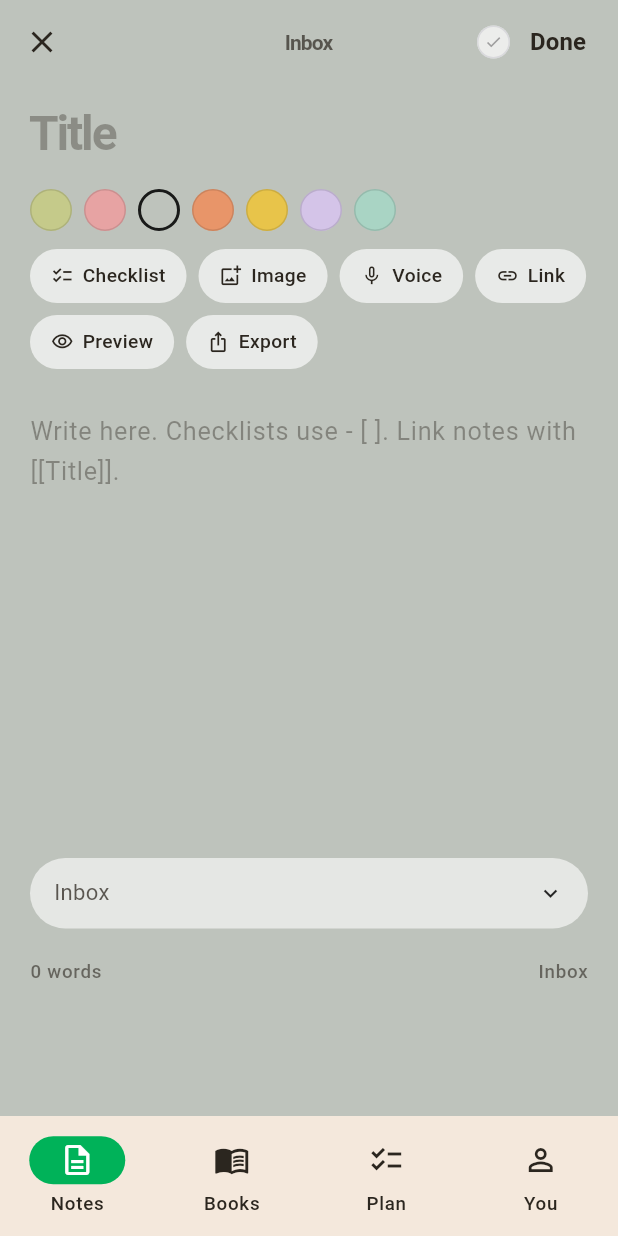
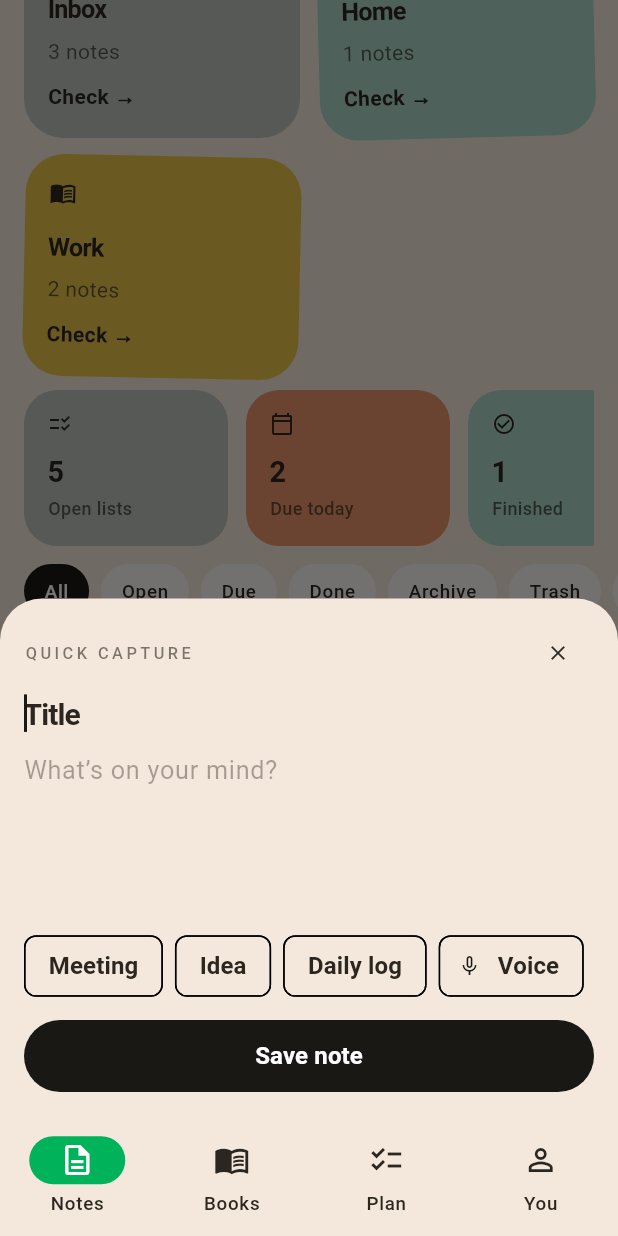
Before and after one commit to Utkarsh450/Nextapp2, a Flutter app: the screen it shows after launch, scrolled down 576 dp, after a tap on the "add" icon, on a phone screen of 412 x 824 dp. Run offline on Flutter 3.47's test engine with Material 3 defaults, Android fonts, the phone set to English and light mode, and no system bars; our stand-ins replace drift, drift_flutter, file_picker, flutter_image_compress, flutter_riverpod, go_router and 3 more; accounts and stored records are empty; generated files the repository leaves out were written again; Roboto replaces fonts that are missing (Satoshi).

Commit message:
Add Quick capture sheet
Ports feature-audit #9, features/notes/CreateSheet.tsx — a modal bottom
sheet with a title/body draft, voice dictation into the body, the three
built-in template chips (Meeting/Idea/Daily log), and a Save note button;
saving (blank or templated) opens the new note straight into the editor,
matching the source's own onCreate -> editNote flow.

- note_templates.dart (new): port of lib/notes/templates.ts —
  NOTE_TEMPLATES, applyTemplate (the `daily` key folds in today's date),
  dailyNoteTitle, findDailyNote. templateFromSaved has no equivalent —
  SavedTemplate (a user's own custom templates) isn't modeled, same as
  noted in note_editor_screen.dart's "Save as template" call-out.
- notes_controller.dart: added createFromTemplate and openDailyNote
  (openDailyNote reuses today's log if one already exists rather than
  creating a duplicate, matching the source).
- create_sheet.dart (new): the sheet itself, reusing the same
  speech_to_text pattern as the note editor's voice dictation. Picking a
  template chip deliberately discards whatever was already typed in the
  title/body fields — that's the source's own behavior (NotesApp.tsx's
  onCreate ignores them once a template key is set), not a bug.
- notes_list_screen.dart: the FAB now opens this sheet instead of
  creating a blank note directly (the empty state's "Write your first
  note" action is unchanged, still a direct create). Also wired the
  previously dead "Today's log" filter-chip to openDailyNote — it had
  nowhere to call until this commit.

Scope note: the source only opens this sheet from a *long press* on its
custom dock's "+" button; a *short* tap opens a separate seven-item "Add…"
radial menu (Note/Checklist/Daily log/Idea/Meeting/Reminder/Quick
capture). That menu is dock/shell work — `app_shell.dart` already tracks
the custom dock as its own follow-up — and isn't built. Until it is, the
FAB opens Quick capture directly, as the closest single entry point to
"capture something fast" without a menu to choose from first; this is
called out in create_sheet.dart's own doc comment, not silent.

Verified: flutter analyze clean, 84 tests passing (12 new), and a real
flutter build apk --debug succeeded.

Co-Authored-By: Claude Sonnet 5 <noreply@anthropic.com>
Claude-Session: https://claude.ai/code/session_011nHGkQFQ4uahyHNDko8hT1

```diff
--- /dev/null
+++ b/flutter/lib/features/notes/domain/note_templates.dart
@@ -0,0 +1,80 @@
+/// Direct port of `lib/notes/templates.ts` — the three built-in starter
+/// templates offered from Quick capture (feature-audit #9). `SavedTemplate`
+/// (a user's own custom templates) isn't modeled — see
+/// `note_editor_screen.dart`'s doc comment on "Save as template" — so
+/// `templateFromSaved` has no equivalent here.
+library;
+
+import 'package:notes_app/features/notes/domain/note.dart';
+import 'package:notes_app/features/notes/domain/note_dates.dart';
+
+enum TemplateKey { meeting, idea, daily }
+
+class const NoteTemplate({
+  required final String name,
+  required final String title,
+  required final String tag,
+  required final String notebook,
+  required final String notebookId,
+  required final String body,
+  required final String preview,
+});
+
+const Map<TemplateKey, NoteTemplate> noteTemplates = {
+  TemplateKey.meeting: NoteTemplate(
+    name: 'Meeting',
+    title: 'Meeting notes',
+    tag: 'Work',
+    notebook: 'Work',
+    notebookId: 'work',
+    preview: 'Agenda and follow-ups',
+    body:
+        '## Attendees\n\n- \n\n## Agenda\n\n- [ ] \n\n## Notes\n\n\n'
+        '## Action items\n\n- [ ] ',
+  ),
+  TemplateKey.idea: NoteTemplate(
+    name: 'Idea',
+    title: 'New idea',
+    tag: 'Ideas',
+    notebook: 'Ideas',
+    notebookId: 'ideas',
+    preview: 'A spark to expand',
+    body: '## The idea\n\n\n## Why it matters\n\n\n## Next step\n\n- [ ] ',
+  ),
+  TemplateKey.daily: NoteTemplate(
+    name: 'Daily log',
+    title: 'Daily log',
+    tag: 'Daily',
+    notebook: 'Journal',
+    notebookId: 'journal',
+    preview: 'Wins and tasks',
+    body: '## Wins\n\n- \n\n## Tasks\n\n- [ ] \n\n## Notes\n\n',
+  ),
+};
+
+/// Matches `applyTemplate` — the `daily` key gets today's date folded into
+/// its title, the others use their template's title as-is.
+NoteTemplate applyTemplate(TemplateKey key, [DateTime? now]) {
+  final template = noteTemplates[key]!;
+  if (key != TemplateKey.daily) return template;
+  return NoteTemplate(
+    name: template.name,
+    title: dailyNoteTitle(now),
+    tag: template.tag,
+    notebook: template.notebook,
+    notebookId: template.notebookId,
+    body: template.body,
+    preview: template.preview,
+  );
+}
+
+String dailyNoteTitle([DateTime? now]) => 'Daily log · ${todayIso(now)}';
+
+/// Matches `findDailyNote` — today's daily log, if one already exists.
+Note? findDailyNote(List<Note> notes, [DateTime? now]) {
+  final title = dailyNoteTitle(now);
+  for (final note in notes) {
+    if (note.trashedAt == null && note.title == title) return note;
+  }
+  return null;
+}
--- a/flutter/lib/features/notes/domain/notes_controller.dart
+++ b/flutter/lib/features/notes/domain/notes_controller.dart
@@ -8,6 +8,7 @@ import 'package:notes_app/features/notes/domain/note_dashboard.dart' as dash;
 import 'package:notes_app/features/notes/domain/note_filters.dart';
 import 'package:notes_app/features/notes/domain/note_markdown.dart';
 import 'package:notes_app/features/notes/domain/note_reminders.dart';
+import 'package:notes_app/features/notes/domain/note_templates.dart';
 import 'package:notes_app/features/notes/domain/sample_notes.dart';
 import 'package:riverpod_annotation/riverpod_annotation.dart';
 
@@ -202,6 +203,26 @@ class NotesController extends _$NotesController {
     return palette[Random().nextInt(palette.length)];
   }
 
+  /// `createFromTemplate` — starts a new note from one of the three
+  /// built-in templates (Quick capture, feature-audit #9).
+  Note createFromTemplate(TemplateKey key) {
+    final template = applyTemplate(key);
+    return createBlank(
+      title: template.title,
+      tag: template.tag,
+      body: template.body,
+      notebookId: template.notebookId,
+      notebook: template.notebook,
+    );
+  }
+
+  /// `openDailyNote` — reuses today's daily log if one already exists,
+  /// otherwise starts a fresh one from the `daily` template.
+  Note openDailyNote() {
+    final existing = findDailyNote(state);
+    return existing ?? createFromTemplate(TemplateKey.daily);
+  }
+
   /// `reorder` — drag-to-reorder is a decided real feature per
   /// `docs/feature-audit.md`, but its own gesture/UI is deferred to a
   /// follow-up pass (see this build's completion notes); the underlying
--- /dev/null
+++ b/flutter/lib/features/notes/presentation/create_sheet.dart
@@ -0,0 +1,216 @@
+import 'dart:async';
+
+import 'package:flutter/material.dart';
+import 'package:flutter_riverpod/flutter_riverpod.dart';
+import 'package:go_router/go_router.dart';
+import 'package:notes_app/core/theme/tokens/app_radii.dart';
+import 'package:notes_app/core/theme/tokens/app_spacing.dart';
+import 'package:notes_app/features/notes/domain/note_markdown.dart';
+import 'package:notes_app/features/notes/domain/note_templates.dart';
+import 'package:notes_app/features/notes/domain/notes_controller.dart';
+import 'package:speech_to_text/speech_to_text.dart';
+
+/// Shows the Quick capture sheet (`features/notes/CreateSheet.tsx`,
+/// feature-audit #9) as a modal bottom sheet, then opens the editor for
+/// whatever note it creates — matching the source's own
+/// `onCreate` → `editNote(note.id)` flow.
+///
+/// **Reached from:** the Notes tab's FAB. In the source, a *short* tap on
+/// the dock's "+" opens a separate seven-item "Add…" radial menu (Note/
+/// Checklist/Daily log/Idea/Meeting/Reminder/Quick capture), and only a
+/// *long press* opens this sheet directly — that radial menu is
+/// dock/shell work (`app_shell.dart` already tracks the custom dock as
+/// its own follow-up) and isn't built. Until it is, the FAB opens Quick
+/// capture directly, as the closest single entry point to "capture
+/// something fast" without a menu to choose from first.
+Future<void> showCreateSheet(BuildContext context) {
+  return showModalBottomSheet<void>(
+    context: context,
+    isScrollControlled: true,
+    backgroundColor: Colors.transparent,
+    builder: (context) => const _CreateSheet(),
+  );
+}
+
+class const _CreateSheet() extends ConsumerStatefulWidget {
+  @override
+  ConsumerState<_CreateSheet> createState() => _CreateSheetState();
+}
+
+class _CreateSheetState extends ConsumerState<_CreateSheet> {
+  final _titleController = TextEditingController();
+  final _bodyController = TextEditingController();
+  final _speech = SpeechToText();
+  bool _listening = false;
+
+  @override
+  void dispose() {
+    _titleController.dispose();
+    _bodyController.dispose();
+    unawaited(_speech.stop());
+    super.dispose();
+  }
+
+  void _saveBlank() {
+    final note = ref
+        .read(notesControllerProvider.notifier)
+        .createBlank(title: _titleController.text, body: _bodyController.text);
+    Navigator.of(context).pop();
+    unawaited(context.push('/notes/${note.id}/edit'));
+  }
+
+  /// Matches the source's own quirk: picking a template chip starts a
+  /// fresh templated note and discards whatever was already typed in the
+  /// title/body fields — not a bug, `onCreate`'s handler in `NotesApp.tsx`
+  /// really does ignore them once a `template` key is present.
+  void _saveTemplate(TemplateKey key) {
+    final note = ref
+        .read(notesControllerProvider.notifier)
+        .createFromTemplate(key);
+    Navigator.of(context).pop();
+    unawaited(context.push('/notes/${note.id}/edit'));
+  }
+
+  Future<void> _listen() async {
+    if (_listening) return;
+    final available = await _speech.initialize(
+      onStatus: (status) {
+        if (status == 'notListening' || status == 'done') {
+          if (mounted) setState(() => _listening = false);
+        }
+      },
+      onError: (_) {
+        if (mounted) setState(() => _listening = false);
+      },
+    );
+    if (!available) {
+      if (mounted) {
+        ScaffoldMessenger.of(
+          context,
+        ).showSnackBar(const SnackBar(content: Text('Voice is not available')));
+      }
+      return;
+    }
+    setState(() => _listening = true);
+    await _speech.listen(
+      onResult: (result) {
+        if (!result.finalResult) return;
+        final spoken = result.recognizedWords.trim();
+        if (spoken.isEmpty) return;
+        final next = appendSpoken(_bodyController.text, spoken);
+        _bodyController.value = TextEditingValue(
+          text: next,
+          selection: TextSelection.collapsed(offset: next.length),
+        );
+      },
+      listenOptions: SpeechListenOptions(partialResults: false),
+    );
+  }
+
+  @override
+  Widget build(BuildContext context) {
+    final theme = Theme.of(context);
+    final spacing = theme.extension<AppSpacing>()!;
+    final radii = theme.extension<AppRadii>()!;
+    final viewInsets = MediaQuery.of(context).viewInsets.bottom;
+
+    return Padding(
+      padding: EdgeInsets.only(bottom: viewInsets),
+      child: SafeArea(
+        top: false,
+        child: Container(
+          decoration: BoxDecoration(
+            color: theme.scaffoldBackgroundColor,
+            borderRadius: BorderRadius.vertical(top: radii.cardRadius.topLeft),
+          ),
+          padding: EdgeInsets.fromLTRB(
+            spacing.lg,
+            spacing.md,
+            spacing.lg,
+            spacing.lg,
+          ),
+          child: Column(
+            mainAxisSize: MainAxisSize.min,
+            crossAxisAlignment: CrossAxisAlignment.start,
+            children: [
+              Row(
+                mainAxisAlignment: MainAxisAlignment.spaceBetween,
+                children: [
+                  Text(
+                    'QUICK CAPTURE',
+                    style: theme.textTheme.labelSmall?.copyWith(
+                      letterSpacing: 2.3,
+                      fontWeight: FontWeight.w500,
+                      color: theme.colorScheme.onSurface.withValues(alpha: 0.6),
+                    ),
+                  ),
+                  IconButton(
+                    onPressed: () => Navigator.of(context).pop(),
+                    tooltip: 'Close',
+                    icon: const Icon(Icons.close, size: 16),
+                  ),
+                ],
+              ),
+              TextField(
+                controller: _titleController,
+                autofocus: true,
+                style: theme.textTheme.titleLarge,
+                decoration: const InputDecoration(
+                  isDense: true,
+                  border: InputBorder.none,
+                  hintText: 'Title',
+                ),
+              ),
+              SizedBox(height: spacing.xs),
+              TextField(
+                controller: _bodyController,
+                minLines: 4,
+                maxLines: 8,
+                decoration: InputDecoration(
+                  isDense: true,
+                  border: InputBorder.none,
+                  hintText: 'What’s on your mind?',
+                  hintStyle: theme.textTheme.bodyLarge?.copyWith(
+                    color: theme.colorScheme.onSurface.withValues(alpha: 0.4),
+                  ),
+                ),
+              ),
+              SizedBox(height: spacing.sm),
+              Wrap(
+                spacing: spacing.sm,
+                runSpacing: spacing.sm,
+                children: [
+                  for (final key in TemplateKey.values)
+                    ActionChip(
+                      label: Text(noteTemplates[key]!.name),
+                      onPressed: () => _saveTemplate(key),
+                    ),
+                  ActionChip(
+                    avatar: Icon(
+                      _listening ? Icons.mic : Icons.mic_none,
+                      size: 16,
+                    ),
+                    label: Text(_listening ? 'Listening…' : 'Voice'),
+                    onPressed: _listen,
+                  ),
+                ],
+              ),
+              SizedBox(height: spacing.md),
+              SizedBox(
+                width: double.infinity,
+                child: FilledButton(
+                  onPressed: _saveBlank,
+                  style: FilledButton.styleFrom(
+                    shape: const StadiumBorder(),
+                    minimumSize: const Size(0, 48),
+                  ),
+                  child: const Text('Save note'),
+                ),
+              ),
+            ],
+          ),
+        ),
+      ),
+    );
+  }
+}
--- a/flutter/lib/features/notes/presentation/notes_list_screen.dart
+++ b/flutter/lib/features/notes/presentation/notes_list_screen.dart
@@ -13,14 +13,14 @@ import 'package:notes_app/features/notes/domain/note.dart';
 import 'package:notes_app/features/notes/domain/note_filters.dart';
 import 'package:notes_app/features/notes/domain/note_labels.dart';
 import 'package:notes_app/features/notes/domain/notes_controller.dart';
+import 'package:notes_app/features/notes/presentation/create_sheet.dart';
 import 'package:notes_app/features/notes/presentation/note_card.dart';
 import 'package:notes_app/features/notes/presentation/today_dashboard.dart';
 
-/// Creates a blank note and jumps straight into its editor. Stands in for
-/// the source's dock "+" → quick-capture flow (`AppTabs.tsx`/
-/// `CreateSheet.tsx`, feature-audit #9) — that dock isn't built yet, so
-/// this FAB/empty-state action is the one entry point into note creation
-/// for now.
+/// Creates a blank note and jumps straight into its editor — used by the
+/// empty state's "Write your first note" action, matching the source's
+/// own direct-create `AddAction`s (as opposed to the FAB, which opens
+/// Quick capture — see `create_sheet.dart`'s doc comment).
 void _createAndEdit(BuildContext context, WidgetRef ref) {
   final note = ref.read(notesControllerProvider.notifier).createBlank();
   unawaited(context.push('/notes/${note.id}/edit'));
@@ -37,12 +37,9 @@ const List<(NoteFilter, String)> _filters = [
 
 /// Port of the Notes tab in `features/notes/NotesApp.tsx` +
 /// `NotesGrid.tsx`/`NoteCard.tsx` — the app's core screen (feature-audit #6),
-/// now including the Today dashboard (#5 — see `today_dashboard.dart`).
-///
-/// **Scope note (this build):** the templates chip row and the "Today's
-/// log" quick-create chip are deferred until the note editor exists to
-/// receive them — called out again in the screen's completion notes, not
-/// silently dropped.
+/// now including the Today dashboard (#5 — see `today_dashboard.dart`) and
+/// the "Today's log" quick-create chip (backed by
+/// `NotesController.openDailyNote`).
 class const NotesListScreen({super.key}) extends ConsumerWidget {
   @override
   Widget build(BuildContext context, WidgetRef ref) {
@@ -54,7 +51,7 @@ class const NotesListScreen({super.key}) extends ConsumerWidget {
 
     return Scaffold(
       floatingActionButton: FloatingActionButton(
-        onPressed: () => _createAndEdit(context, ref),
+        onPressed: () => showCreateSheet(context),
         tooltip: 'New note',
         child: const Icon(Icons.add),
       ),
@@ -241,6 +238,20 @@ class const _FilterChipRow() extends ConsumerWidget {
                 selected: false,
                 onTap: () =>
                     ref.read(noteNotebookFilterProvider.notifier).set(null),
+              ),
+            ),
+          if (filterKey != NoteFilter.trash)
+            Padding(
+              padding: EdgeInsets.only(right: spacing.sm),
+              child: _Chip(
+                label: "Today's log",
+                selected: false,
+                onTap: () {
+                  final note = ref
+                      .read(notesControllerProvider.notifier)
+                      .openDailyNote();
+                  unawaited(context.push('/notes/${note.id}/edit'));
+                },
               ),
             ),
           for (final color in colors)
```
Also changed, not shown: 4 other files.
